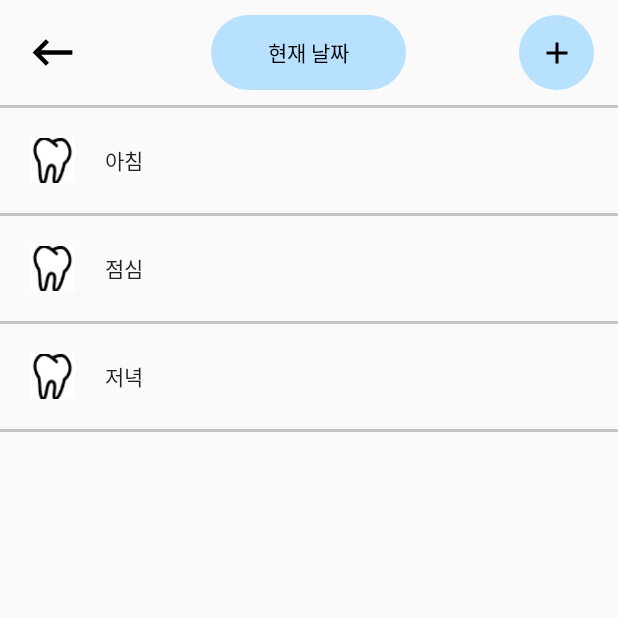
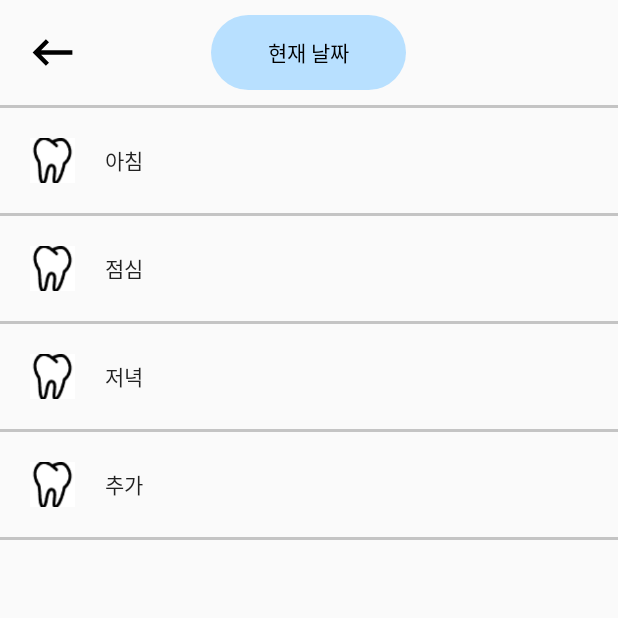
Before and after one commit to subinpark99/ToothSchedule_Project, an Android app: the Schedule screen opened directly, with no data from a screen before it, on a phone screen of 412 x 824 dp, the top half of it. Run offline under Robolectric (Android 15) with nearby library versions, the phone set to English and light mode, and no system bars.

Commit message:
스케줄 추가 버튼 없애고 btnadd추가

```diff
--- a/app/src/main/res/layout/lay6.xml
+++ b/app/src/main/res/layout/lay6.xml
@@ -28,12 +28,12 @@
             android:id="@+id/txtTitle"
             android:layout_width="wrap_content"
             android:layout_height="40dp"
-            android:layout_marginStart="90dp"
+            android:layout_marginStart="100dp"
             android:layout_marginTop="25dp"
             android:layout_marginEnd="30dp"
             android:text="자주하는 질문"
             android:textColor="@color/zingray"
-            android:textSize="25sp"
+            android:textSize="23sp"
             android:textStyle="bold" />
 
         <TextView
--- a/app/src/main/res/layout/schedule.xml
+++ b/app/src/main/res/layout/schedule.xml
@@ -38,14 +38,8 @@
             android:text="현재 날짜"
             android:textColor="@color/black" />
 
-        <ImageButton
-            android:layout_width="50dp"
-            android:layout_height="50dp"
-            android:layout_alignParentRight="true"
-            android:layout_centerVertical="true"
-            android:layout_marginRight="16dp"
-            android:background="@drawable/round_button_style"
-            android:src="@drawable/add" />
+
+
     </RelativeLayout>
 
     <View
@@ -125,5 +119,27 @@
         android:layout_height="2dp"
         android:background="@color/gray"/>
 
+    <LinearLayout
+        android:layout_width="match_parent"
+        android:layout_height="wrap_content"
+        android:orientation="horizontal">
+
+        <Button
+            android:id="@+id/btnAdd"
+            android:layout_width="fill_parent"
+            android:layout_height="70dp"
+            android:drawableLeft="@drawable/toothxml"
+            android:paddingLeft="20dp"
+            android:drawablePadding="20dp"
+            android:text="추가"
+            android:textAlignment="textStart"
+            android:layout_gravity="start"
+            android:background="#00000000" />
+    </LinearLayout>
+
+    <View
+        android:layout_width="match_parent"
+        android:layout_height="2dp"
+        android:background="@color/gray"/>
 
 </LinearLayout>
```
Also changed, not shown: app/src/main/java/com/example/toothscheduleproject/Schedule.java (+34 -0 lines), app/src/main/res/layout/lay1.xml (+29 -29 lines), app/src/main/res/layout/lay2.xml (+8 -10 lines), app/src/main/res/layout/lay3.xml (+9 -9 lines), app/src/main/res/layout/lay4.xml (+5 -4 lines), app/src/main/res/layout/lay5.xml (+15 -16 lines), app/src/main/res/layout/signup.xml (+4 -3 lines).
